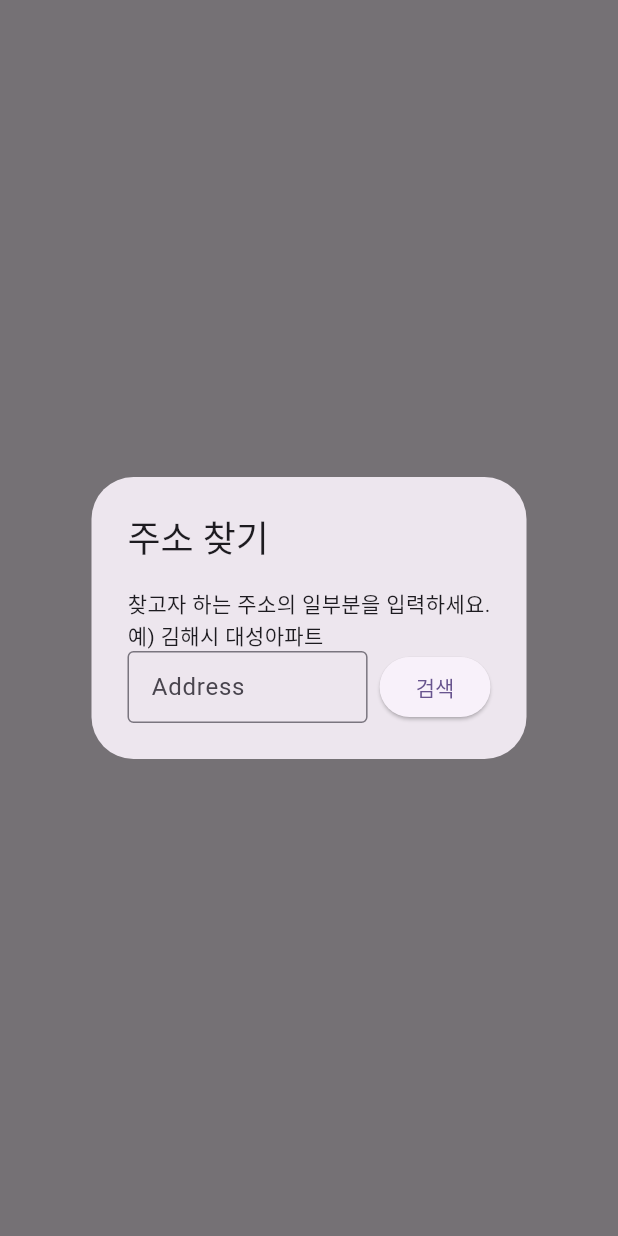
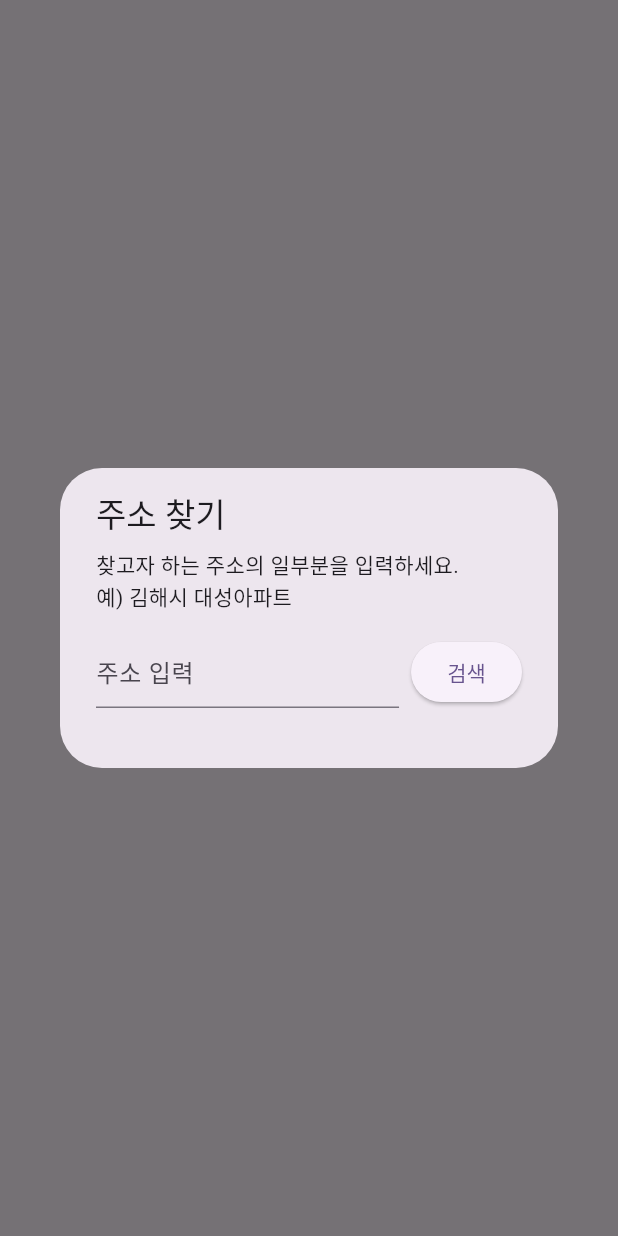
Before and after one commit to thruthesky/update_address, a Flutter app: what findAddress() shows on an empty page, opened directly with empty values, on a phone screen of 412 x 824 dp. Run offline on Flutter 3.47's test engine with Material 2 defaults, Android fonts, the phone set to English and light mode, and no system bars; network calls fail.

Commit message:
design update. parameter update

```diff
--- a/lib/find_address.dart
+++ b/lib/find_address.dart
@@ -39,18 +39,21 @@ typedef Address = ({
 });
 
 Future<Map<String, dynamic>?> findAddress(
-  BuildContext context,
-  String kakaoApiKey,
-  String dataApiKey,
-) async {
+  BuildContext context, {
+  required String kakaoApiKey,
+  required String dataApiKey,
+  ThemeData? themeData,
+}) async {
   // Add your function code here!
 
   final Address? addr = await showDialog(
     context: context,
-    builder: (context) => AlertDialog(
-      title: const Text('주소 찾기'),
+    builder: (context) => Theme(
+      data: themeData ?? Theme.of(context),
+      child: AlertDialog(
         content: SearchAddress(
           dataApiKey: dataApiKey,
+        ),
       ),
     ),
   );
@@ -150,22 +153,29 @@ class _SearchAddressState extends State<SearchAddress> {
     return address;
   }
 
+  double get width =>
+      MediaQuery.of(context).size.width * 0.8 > 300 ? 300 : MediaQuery.of(context).size.width * 0.8;
+
   @override
   Widget build(BuildContext context) {
     return SingleChildScrollView(
+      child: SizedBox(
+        width: width,
         child: Column(
+          crossAxisAlignment: CrossAxisAlignment.start,
           mainAxisSize: MainAxisSize.min,
           children: [
+            Text('주소 찾기', style: Theme.of(context).textTheme.titleLarge),
+            const SizedBox(height: 8),
             const Text('찾고자 하는 주소의 일부분을 입력하세요.\n예) 김해시 대성아파트'),
+            const SizedBox(height: 16),
             Row(
               children: [
                 Expanded(
                   child: TextField(
                     controller: search,
                     decoration: const InputDecoration(
-                    hintText: 'Address',
-                    border: OutlineInputBorder(),
-                    isDense: true,
+                      hintText: '주소 입력',
                     ),
                     onSubmitted: searchAddress,
                   ),
@@ -174,16 +184,43 @@ class _SearchAddressState extends State<SearchAddress> {
                 ElevatedButton(onPressed: searchAddress, child: const Text("검색")),
               ],
             ),
-          ...address.map(
-            (e) => ListTile(
-              title: Text(e.roadAddr),
-              subtitle: Text(e.jibunAddr),
+            const SizedBox(height: 16),
+            if (address.isNotEmpty)
+              ...address
+                  .map(
+                    (e) => InkWell(
+                      child: Column(
+                        crossAxisAlignment: CrossAxisAlignment.start,
+                        children: [
+                          Text(e.roadAddr.trim(), style: Theme.of(context).textTheme.titleMedium),
+                          Text(
+                            e.jibunAddr.trim(),
+                            style: Theme.of(context).textTheme.labelMedium,
+                          ),
+                          Text(
+                            '[선택]',
+                            style: Theme.of(context).textTheme.labelMedium,
+                          )
+                        ],
+                      ),
                       onTap: () async {
                         Navigator.pop(context, e);
                       },
                     ),
+                  )
+                  .toList()
+                  .fold<List<Widget>>(
+                [],
+                (previousValue, element) => previousValue
+                  ..add(element)
+                  ..add(
+                    const Divider(
+                      height: 24,
                     ),
+                  ),
+              )..removeLast(),
           ],
+        ),
       ),
     );
   }
--- a/pubspec.yaml
+++ b/pubspec.yaml
@@ -1,6 +1,6 @@
 name: find_address
 description: "주소 찾기 (또는 주소 자동 완성) 기능과 주소의 위경도 좌표를 찾는 기능을 제공합니다."
-version: 0.0.6
+version: 0.0.7
 homepage: https://github.com/thruthesky/update_address
 
 environment:
```
Also changed, not shown: example/lib/main.dart (+18 -2 lines), 2 other files. Lines whose indentation alone changed are shown as unchanged.
